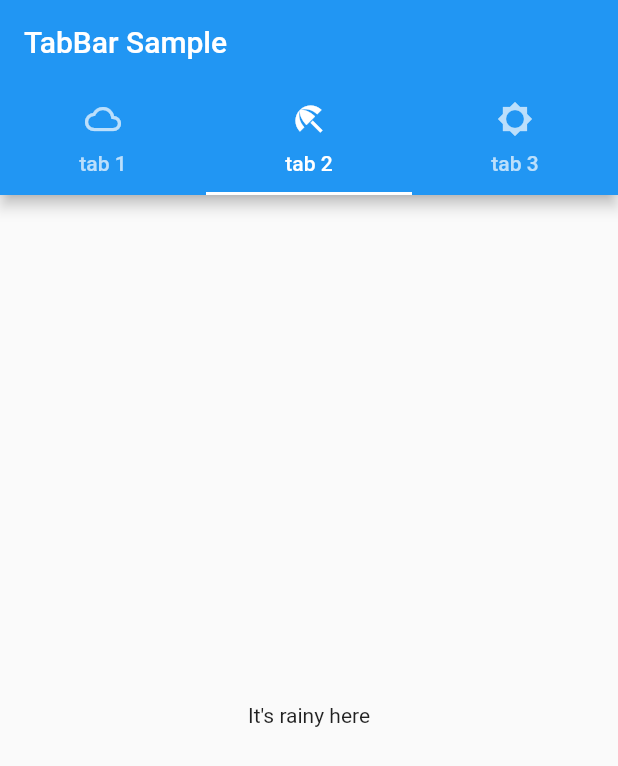
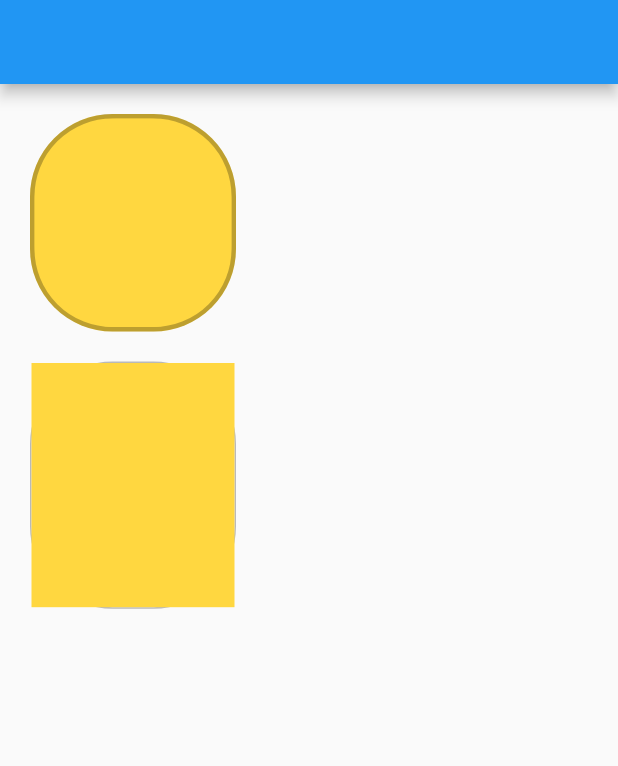
Before and after one commit to muhammad-marzouk/flutter_widgets, a Flutter app: the screen it shows after launch, on a phone screen of 412 x 824 dp. Shown: the top 766 px of the screen. Run offline on Flutter 3.47's test engine with Material 2 defaults, Android fonts, the phone set to English and light mode, and no system bars; our stand-ins replace flutter_slidable.

Commit message:
5-10-2023

```diff
--- /dev/null
+++ b/lib/flutter_01/widget_102_ClipRRect.dart
@@ -0,0 +1,67 @@
+import 'package:flutter/material.dart';
+
+class ClipRRectExample extends StatelessWidget {
+  const ClipRRectExample({super.key});
+
+  @override
+  Widget build(BuildContext context) {
+    double screenWidth = MediaQuery.of(context).size.width;
+    double screenHeight = MediaQuery.of(context).size.height;
+    return Scaffold(
+      appBar: AppBar(),
+      body: Padding(
+        padding: const EdgeInsets.all(20.0),
+        child: Column(
+          children: [
+            Container(
+              width: screenWidth / 3,
+              height: 145,
+              decoration: BoxDecoration(
+                color: Colors.amberAccent,
+                borderRadius: BorderRadius.circular(55),
+                border: Border.all(
+                  color: Colors.black26,
+                  width: 3.0,
+                ),
+              ),
+              child: ClipRRect(
+                borderRadius: BorderRadius.circular(55),
+                child: Column(
+                  children: [
+                    Container(
+                      width: screenWidth / 3,
+                      height: 139,
+                      color: Colors.amberAccent,
+                    )
+                  ],
+                ),
+              ),
+            ),
+            SizedBox(
+              height: 20.0,
+            ),
+            Container(
+              width: screenWidth / 3,
+              height: screenHeight * 0.2,
+              decoration: BoxDecoration(
+                borderRadius: BorderRadius.circular(55),
+                border: Border.all(
+                  color: Colors.black26,
+                ),
+              ),
+              child: Column(
+                children: [
+                  Container(
+                    width: screenWidth / 3,
+                    height: (screenHeight * 0.2) - 2,
+                    color: Colors.amberAccent,
+                  )
+                ],
+              ),
+            ),
+          ],
+        ),
+      ),
+    );
+  }
+}
--- a/lib/main.dart
+++ b/lib/main.dart
@@ -5,6 +5,8 @@ import 'flutter_01/widget_014_radio_ListTile.dart';
 import 'flutter_01/widget_015_buttom_row_Switch.dart';
 import 'flutter_01/widget_016_table.dart';
 import 'flutter_01/widget_017_tab_bar.dart';
+import 'flutter_01/widget_018_stateful.dart';
+import 'flutter_01/widget_102_ClipRRect.dart';
 
 void main() => runApp(const MyApp());
 
@@ -14,7 +16,7 @@ class MyApp extends StatelessWidget {
   Widget build(BuildContext context) {
     return MaterialApp(
       debugShowCheckedModeBanner: false,
-      home: TabBarExample(),
+      home: ClipRRectExample(),
     );
   }
 }
```
Also changed, not shown: lib/flutter_01/dart_example.dart (added, +16 -0 lines), lib/flutter_01/widget_016_table.dart (+36 -36 lines), lib/flutter_01/widget_018_stateful.dart (added, +67 -0 lines), lib/flutter_01/widget_020_inkwell.dart (added, +67 -0 lines).
